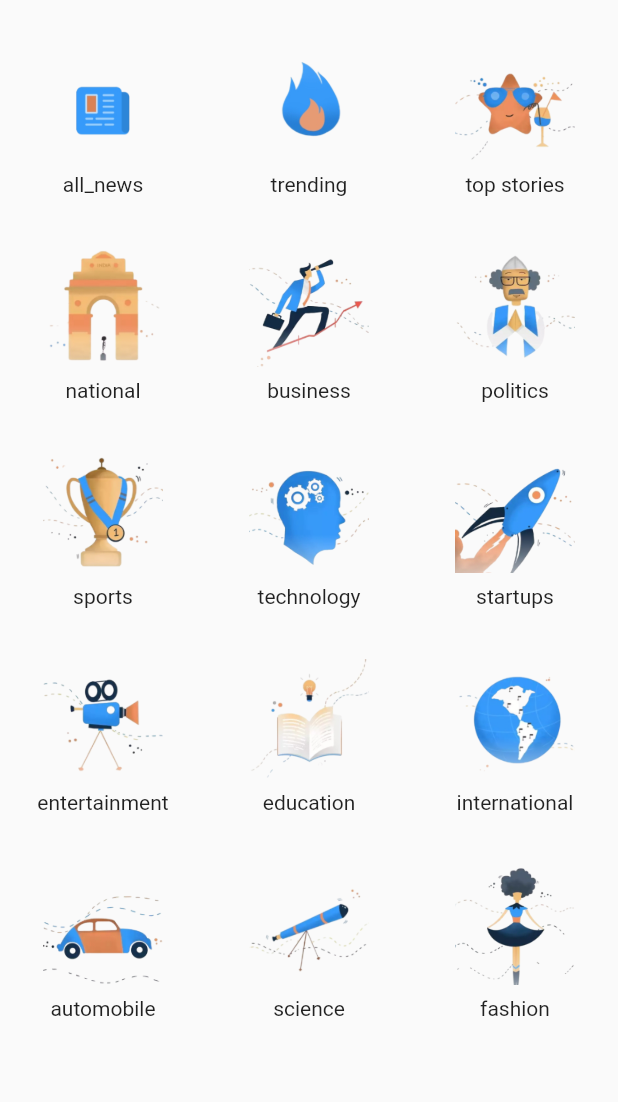
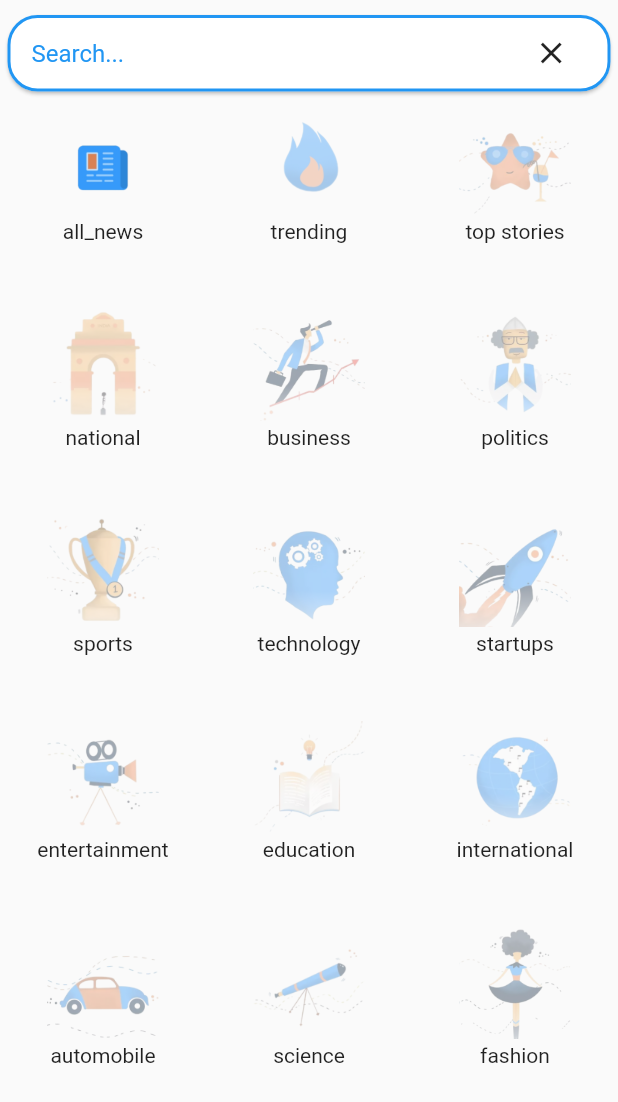
Before and after one commit to prashantsachan98/newshub, a Flutter app: the Discover screen opened directly, on a phone screen of 412 x 824 dp. Shown: the top 1102 px of the screen. Run offline on Flutter 3.47's test engine with Material 2 defaults, Android fonts, the phone set to English and light mode, and no system bars; our stand-ins replace cached_network_image, get, google_fonts, webview_flutter; missing offline and left inert: transformer_page_view; network calls fail.

Commit message:
added search feature

```diff
--- a/lib/controller/controller.dart
+++ b/lib/controller/controller.dart
@@ -2,7 +2,8 @@ import 'package:get/get.dart';
 import '../networking/api.dart';
 
 class Controller extends GetxController {
-  String newsType = 'national'.obs.toString();
+  String newsType = 'all_news'.obs.toString();
+  int i = 1.obs();
 
   @override
   void onInit() {
--- a/lib/main.dart
+++ b/lib/main.dart
@@ -82,7 +82,7 @@ class _MyHomePageState extends State<MyHomePage> {
                     letterSpacing: 1,
                     fontSize: 30,
                     color: Color.fromRGBO(229, 19, 36, 1)),
-                textAlign: TextAlign.center,
+                textAlign: TextAlign.start,
               ),
             ),
           ),
--- a/lib/view/discover.dart
+++ b/lib/view/discover.dart
@@ -3,6 +3,7 @@ import 'package:get/get.dart';
 import 'package:newshub/controller/controller.dart';
 import 'package:newshub/main.dart';
 import 'package:flutter/cupertino.dart';
+import 'package:newshub/view/searched.dart';
 
 class Discover extends StatefulWidget {
   @override
@@ -30,6 +31,7 @@ class _DiscoverState extends State<Discover> {
 
   @override
   Widget build(BuildContext context) {
+    var _controller = TextEditingController();
     final controller = Get.put(Controller());
     return Scaffold(
       body: GestureDetector(
@@ -43,11 +45,75 @@ class _DiscoverState extends State<Discover> {
             Navigator.pop(context);
           }
         },
-        child: Container(
+        child: Column(
+          children: [
+            SizedBox(
+              height: 5,
+            ),
+            Card(
+                margin: EdgeInsets.all(5),
+                shape: RoundedRectangleBorder(
+                    side: BorderSide(
+                      width: 2,
+                      color: Colors.blue,
+                    ),
+                    borderRadius: BorderRadius.circular(20)),
+                // decoration: BoxDecoration(shape: BoxShape.circle),
+                child: Row(
+                  children: [
+                    Container(
+                      width: MediaQuery.of(context).size.width * 0.8,
+                      child: TextField(
+                        controller: _controller,
+                        onSubmitted: (searchedNews) {
+                          Navigator.of(context).push(
+                            new PageRouteBuilder(
+                              opaque: true,
+                              transitionDuration:
+                                  const Duration(milliseconds: 200),
+                              pageBuilder: (BuildContext context, _, __) {
+                                return Search(searchedNews);
+                              },
+                              transitionsBuilder: (_,
+                                  Animation<double> animation,
+                                  __,
+                                  Widget child) {
+                                return new SlideTransition(
+                                  child: child,
+                                  position: new Tween<Offset>(
+                                    begin: const Offset(1, 0),
+                                    end: Offset.zero,
+                                  ).animate(animation),
+                                );
+                              },
+                            ),
+                          );
+                        },
+                        decoration: InputDecoration(
+                          contentPadding: EdgeInsets.all(16),
+                          hintText: 'Search...',
+                          border: InputBorder.none,
+                          hintStyle: TextStyle(color: Colors.blue),
+                        ),
+                      ),
+                    ),
+                    Container(
+                      alignment: Alignment.center,
+                      width: MediaQuery.of(context).size.width * 0.16,
+                      child: IconButton(
+                        onPressed: () => _controller.clear(),
+                        icon: Icon(Icons.clear),
+                      ),
+                    )
+                  ],
+                )),
+            Container(
+              height: MediaQuery.of(context).size.height * 0.886,
               child: GridView.builder(
+                padding: EdgeInsets.all(0),
                 itemCount: data.length,
-            gridDelegate:
-                SliverGridDelegateWithFixedCrossAxisCount(crossAxisCount: 3),
+                gridDelegate: SliverGridDelegateWithFixedCrossAxisCount(
+                    crossAxisCount: 3),
                 itemBuilder: (BuildContext context, int index) {
                   return InkWell(
                     splashColor: Colors.black45,
@@ -60,8 +126,8 @@ class _DiscoverState extends State<Discover> {
                           pageBuilder: (BuildContext context, _, __) {
                             return MyHomePage();
                           },
-                      transitionsBuilder:
-                          (_, Animation<double> animation, __, Widget child) {
+                          transitionsBuilder: (_, Animation<double> animation,
+                              __, Widget child) {
                             return new SlideTransition(
                               child: child,
                               position: new Tween<Offset>(
@@ -73,25 +139,27 @@ class _DiscoverState extends State<Discover> {
                     },
                     child: Column(
                       children: [
-                    SizedBox(
-                      height: 20,
-                    ),
                         Opacity(
-                      opacity: 1,
+                          opacity: controller.newsType == data[index] ? 1 : 0.4,
                           child: Image.asset(
                             "assets/icons/${data[index]}.png",
-                        height: 95,
-                        width: 80,
+                            height: 80,
+                            width: 75,
                             fit: BoxFit.contain,
                           ),
                         ),
-                    Text(data[index])
+                        Text(
+                          data[index],
+                          style: TextStyle(fontWeight: FontWeight.w400),
+                        )
                       ],
                     ),
                   );
                 },
               ),
             ),
+          ],
+        ),
       ),
     );
   }
```
Also changed, not shown: lib/view/searched.dart (added, +82 -0 lines), lib/view/source.dart (+4 -27 lines). Lines whose indentation alone changed are shown as unchanged.
